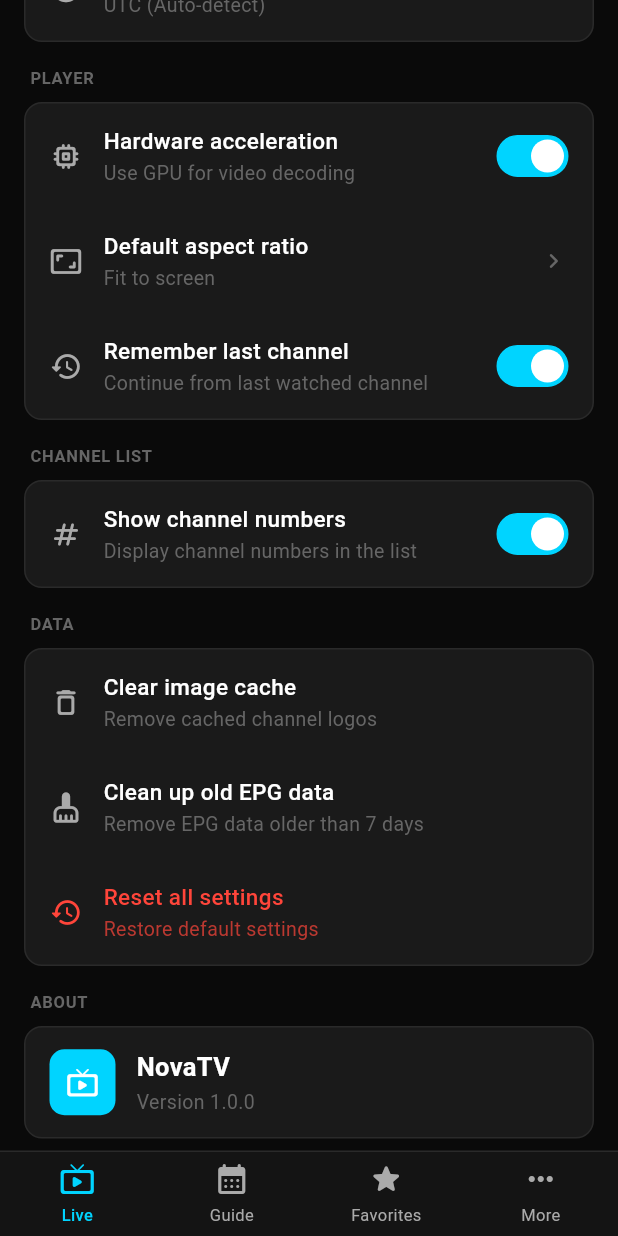
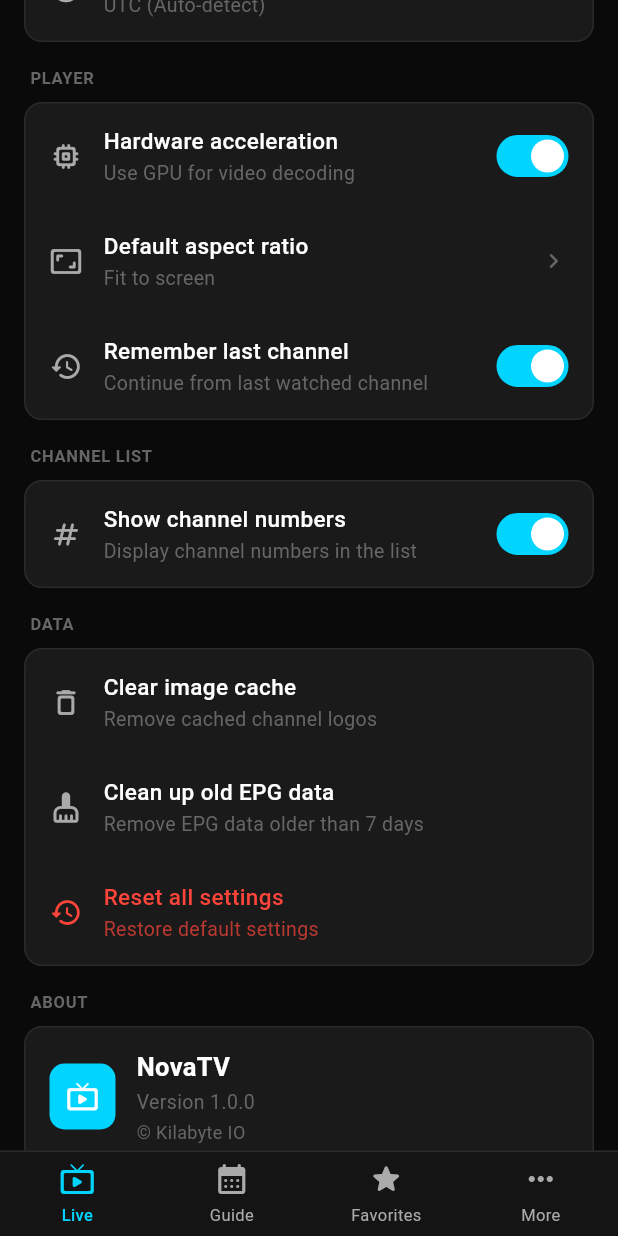
Before and after one commit to kilabyte/NovaTV, a Flutter app: the SettingsScreen screen opened by its route, scrolled down 576 dp, on a phone screen of 412 x 824 dp. Run offline on Flutter 3.47's test engine with Material 3 defaults, Android fonts, the phone set to English and light mode, and no system bars; our stand-ins replace cached_network_image, dio, equatable, flutter_riverpod, flutter_screenutil, fpdart and 4 more; missing offline and left inert: linked_scroll_controller, media_kit, media_kit_video, window_manager; accounts and stored records are empty; statements that could not run were skipped.

Commit message:
feat: Add copyright notice to About section in Settings

```diff
--- a/lib/features/settings/presentation/screens/settings_screen.dart
+++ b/lib/features/settings/presentation/screens/settings_screen.dart
@@ -894,6 +894,14 @@ class _AboutTile extends StatelessWidget {
                   fontSize: 13,
                 ),
               ),
+              const SizedBox(height: 2),
+              Text(
+                '© Kilabyte IO',
+                style: TextStyle(
+                  color: AppColors.textMuted,
+                  fontSize: 12,
+                ),
+              ),
             ],
           ),
         ],
```
